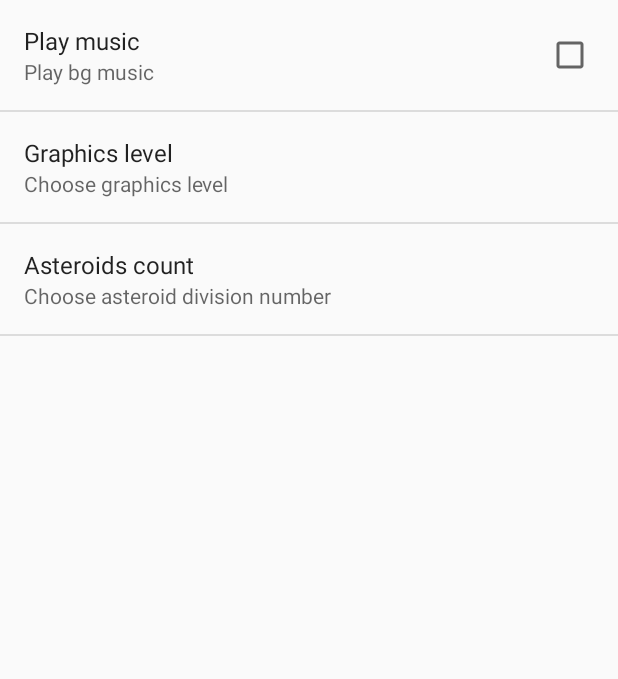
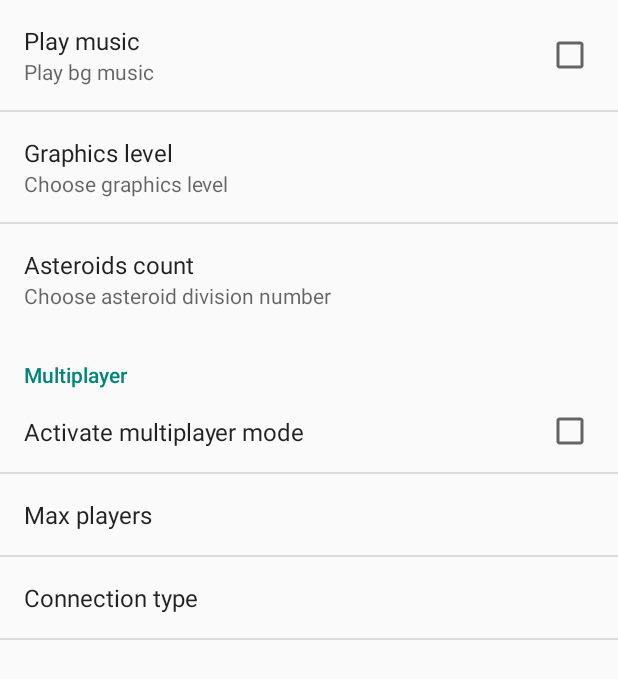
Before and after one commit to JuanIzquierdoDomenech/MCMUAsteroids, an Android app: the screen it shows after launch (Preferences before the commit, PreferencesActivity after it), after a tap on "Options", on a phone screen of 412 x 824 dp. Shown: the top 679 px of the screen. Run offline under Robolectric (Android 15) with nearby library versions, the phone set to English and light mode, and no system bars.

Commit message:
Add multiplayer preferences and test accessing them through play button.

```diff
--- a/app/src/main/AndroidManifest.xml
+++ b/app/src/main/AndroidManifest.xml
@@ -21,7 +21,7 @@
             android:theme="@style/Asteroids.Dialog">
         </activity>
 
-        <activity android:name=".Preferences">
+        <activity android:name=".PreferencesActivity">
         </activity>
 
     </application>
--- a/app/src/main/java/com/mcmu/juanjesus/mcmuasteroids/MainActivity.java
+++ b/app/src/main/java/com/mcmu/juanjesus/mcmuasteroids/MainActivity.java
@@ -1,6 +1,8 @@
 package com.mcmu.juanjesus.mcmuasteroids;
 
 import android.content.Intent;
+import android.content.SharedPreferences;
+import android.preference.PreferenceManager;
 import android.support.v7.app.AppCompatActivity;
 import android.os.Bundle;
 import android.util.Log;
@@ -8,12 +10,14 @@ import android.view.MenuItem;
 import android.view.View;
 import android.widget.Button;
 import android.view.Menu;
+import android.widget.Toast;
 
 public class MainActivity extends AppCompatActivity {
 
     //region Private Member Variables
-    private Button btnLaunchAboutActivity;
-    private Button btnLaunchPreferencesActivity;
+    private Button btnPlay;
+    private Button btnPreferences;
+    private Button btnAbout;
     private Button btnExit;
     //endregion
 
@@ -71,8 +75,24 @@ public class MainActivity extends AppCompatActivity {
     //region UI
     private void linkUI()
     {
-        btnLaunchAboutActivity = (Button)findViewById(R.id.btn_asteroids_about);
-        btnLaunchAboutActivity.setOnClickListener(new View.OnClickListener() {
+        btnPlay = (Button)findViewById(R.id.btn_asteroids_play);
+        btnPlay.setOnClickListener(new View.OnClickListener() {
+            @Override
+            public void onClick(View v) {
+                showPlayActivity();
+            }
+        });
+
+        btnPreferences = (Button)findViewById(R.id.btn_asteroids_options);
+        btnPreferences.setOnClickListener(new View.OnClickListener() {
+            @Override
+            public void onClick(View v) {
+                showPreferencesActivity();
+            }
+        });
+
+        btnAbout = (Button)findViewById(R.id.btn_asteroids_about);
+        btnAbout.setOnClickListener(new View.OnClickListener() {
             @Override
             public void onClick(View v) {
                 showAboutActivity();
@@ -86,14 +106,18 @@ public class MainActivity extends AppCompatActivity {
                 finish();
             }
         });
+    }
 
-        btnLaunchPreferencesActivity = (Button)findViewById(R.id.btn_asteroids_options);
-        btnLaunchPreferencesActivity.setOnClickListener(new View.OnClickListener() {
-            @Override
-            public void onClick(View v) {
-                showPreferencesActivity();
-            }
-        });
+    private void showPlayActivity() {
+        SharedPreferences pref = PreferenceManager.getDefaultSharedPreferences(this);
+        String s = "Music: " + pref.getBoolean("music", true)
+                + " Graphics: " + pref.getString("graphics_level", "?");
+        Toast.makeText(this, s, Toast.LENGTH_SHORT).show();
+    }
+
+    private void showPreferencesActivity() {
+        Intent preferencesActivityIntent = new Intent(getApplicationContext(), PreferencesActivity.class);
+        startActivity(preferencesActivityIntent);
     }
 
     private void showAboutActivity() {
@@ -103,10 +127,6 @@ public class MainActivity extends AppCompatActivity {
         //startActivityForResult(aboutActivityIntent, 9999);
     }
 
-    private void showPreferencesActivity() {
-        Intent preferencesActivityIntent = new Intent(getApplicationContext(), Preferences.class);
-        startActivity(preferencesActivityIntent);
-    }
     //endregion
 
 }
--- a/app/src/main/java/com/mcmu/juanjesus/mcmuasteroids/Preferences.java
+++ b/app/src/main/java/com/mcmu/juanjesus/mcmuasteroids/PreferencesActivity.java
@@ -4,7 +4,7 @@ package com.mcmu.juanjesus.mcmuasteroids;
 import android.os.Bundle;
 import android.preference.PreferenceActivity;
 
-public class Preferences extends PreferenceActivity {
+public class PreferencesActivity extends PreferenceActivity {
 
     @Override
     protected void onCreate(Bundle savedInstanceState){
--- a/app/src/main/res/values/arrays.xml
+++ b/app/src/main/res/values/arrays.xml
@@ -1,13 +1,26 @@
 <?xml version="1.0" encoding="utf-8"?>
 <resources>
-    <string-array name="graphicLevels">
+
+    <string-array name="graphic_levels">
         <item>Vector</item>
         <item>Bitmap</item>
         <item>3D</item>
     </string-array>
-    <string-array name="graphicLevelsValues">
+    <string-array name="graphic_levels_values">
         <item>0</item>
         <item>1</item>
         <item>2</item>
     </string-array>
+
+    <string-array name="multiplayer_conn_type">
+        <item>Bluetooth</item>
+        <item>Wi-Fi</item>
+        <item>Internet</item>
+    </string-array>
+    <string-array name="multiplayer_conn_type_values">
+        <item>0</item>
+        <item>1</item>
+        <item>2</item>
+    </string-array>
+
 </resources>
--- a/app/src/main/res/values/strings.xml
+++ b/app/src/main/res/values/strings.xml
@@ -26,4 +26,12 @@
     <string name="asteroid_fragments">Asteroids count</string>
     <string name="asteroid_fragments_summary">Choose asteroid division number</string>
 
+    <string name="multiplayer">Multiplayer</string>
+
+    <string name="activate_multiplayer">Activate multiplayer mode</string>
+
+    <string name="max_players">Max players</string>
+
+    <string name="connection_type">Connection type</string>
+
 </resources>
--- a/app/src/main/res/xml/player_preferences.xml
+++ b/app/src/main/res/xml/player_preferences.xml
@@ -1,6 +1,8 @@
 <?xml version="1.0" encoding="utf-8"?>
-<PreferenceScreen xmlns:android="http://schemas.android.com/apk/res/android"
-    android:key="preferences_main">
+<PreferenceScreen
+    xmlns:android="http://schemas.android.com/apk/res/android"
+    android:key="preferences_main"
+    android:title="@string/asteroids">
 
     <CheckBoxPreference
         android:key="music"
@@ -11,8 +13,8 @@
         android:key="graphics_level"
         android:title="@string/graphics_level"
         android:summary="@string/graphics_level_summary"
-        android:entries="@array/graphicLevels"
-        android:entryValues="@array/graphicLevelsValues"
+        android:entries="@array/graphic_levels"
+        android:entryValues="@array/graphic_levels_values"
         android:defaultValue="1"/>
 
     <EditTextPreference
@@ -20,4 +22,24 @@
         android:title="@string/asteroid_fragments"
         android:summary="@string/asteroid_fragments_summary"
         android:defaultValue="3"/>
+
+    <PreferenceCategory android:title="@string/multiplayer">
+
+        <CheckBoxPreference
+            android:key="multiplayer_mode"
+            android:title="@string/activate_multiplayer"/>
+
+        <EditTextPreference
+            android:key="max_players"
+            android:title="@string/max_players"
+            android:defaultValue="2"/>
+
+        <ListPreference
+            android:key="connection_type"
+            android:title="@string/connection_type"
+            android:entries="@array/multiplayer_conn_type"
+            android:entryValues="@array/multiplayer_conn_type_values"
+            android:defaultValue="1"/>
+
+    </PreferenceCategory>
 </PreferenceScreen>
```
Also changed, not shown: 1 other file.
